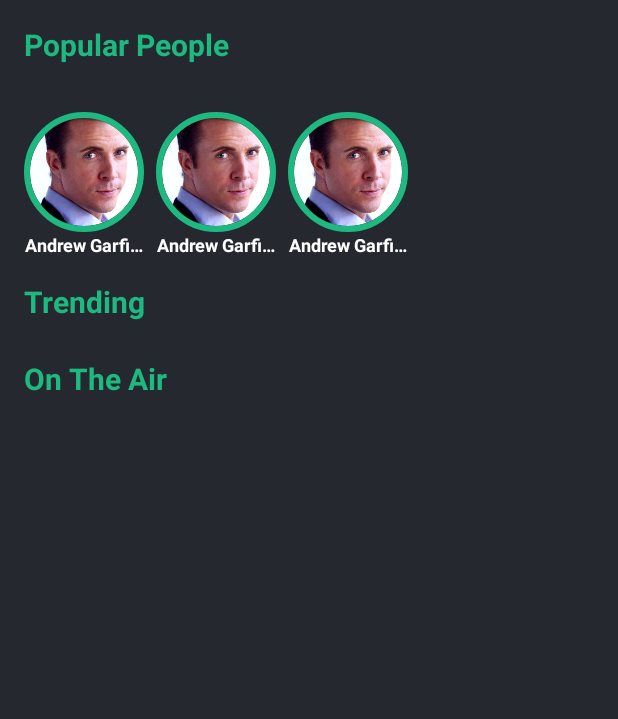
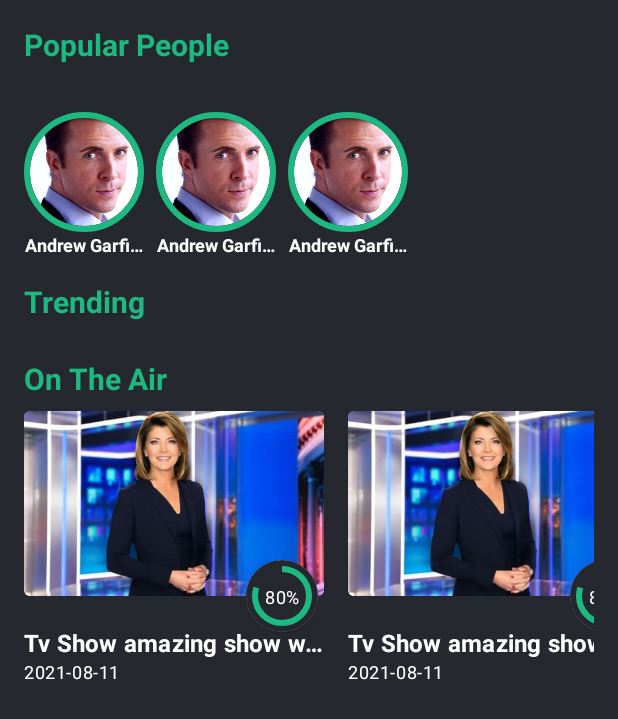
Before and after one commit to aliAsgarZainalAbidin/movie-xml, an Android app: the layout fragment_overview.xml on its own in the app's theme, with its tools: preview values and no code run, on a phone screen of 412 x 824 dp. Shown: the top 719 px of the screen. Run offline under Robolectric (Android 15) with nearby library versions, the phone set to English and light mode, and no system bars.

Commit message:
Log Changes : 1. penyesuaian layout fragment_overview.xml, item_popular.xml 2. layouting item_landscape.xml

```diff
--- a/app/src/main/res/layout/fragment_overview.xml
+++ b/app/src/main/res/layout/fragment_overview.xml
@@ -71,6 +71,10 @@
             app:layout_constraintTop_toBottomOf="@id/rv_overview_trending" />
 
         <androidx.recyclerview.widget.RecyclerView
+            android:orientation="horizontal"
+
+            tools:listitem="@layout/item_landscape"
+            app:layoutManager="androidx.recyclerview.widget.LinearLayoutManager"
             android:id="@+id/rv_overview_ontheair"
             android:layout_width="match_parent"
             android:layout_height="wrap_content"
--- /dev/null
+++ b/app/src/main/res/layout/item_landscape.xml
@@ -0,0 +1,88 @@
+<?xml version="1.0" encoding="utf-8"?>
+<androidx.constraintlayout.widget.ConstraintLayout xmlns:android="http://schemas.android.com/apk/res/android"
+    xmlns:app="http://schemas.android.com/apk/res-auto"
+    xmlns:tools="http://schemas.android.com/tools"
+    android:layout_width="wrap_content"
+    android:layout_height="wrap_content"
+    android:layout_marginEnd="16dp"
+    android:background="@color/dark_blue_900">
+
+    <com.google.android.material.card.MaterialCardView
+        android:id="@+id/mcv_il_image"
+        android:layout_width="200dp"
+        android:layout_height="123dp"
+        app:cardCornerRadius="4dp"
+        app:layout_constraintEnd_toEndOf="parent"
+        app:layout_constraintStart_toStartOf="parent"
+        app:layout_constraintTop_toTopOf="parent">
+
+        <ImageView
+            android:id="@+id/iv_il_image"
+            android:layout_width="match_parent"
+            android:layout_height="match_parent"
+            android:scaleType="centerCrop"
+            android:src="@drawable/landscape" />
+
+    </com.google.android.material.card.MaterialCardView>
+
+    <com.google.android.material.textview.MaterialTextView
+        android:id="@+id/mtv_il_title"
+        style="@style/TextAppearance.MaterialComponents.Subtitle1"
+        android:layout_width="0dp"
+        android:layout_height="wrap_content"
+        android:layout_marginTop="20dp"
+        android:ellipsize="end"
+        android:maxLines="1"
+        android:textColor="@color/white"
+        android:textStyle="bold"
+        app:layout_constraintEnd_toEndOf="@id/mcv_il_image"
+        app:layout_constraintStart_toStartOf="@id/mcv_il_image"
+        app:layout_constraintTop_toBottomOf="@id/mcv_il_image"
+        tools:text="Tv Show amazing show wonderful" />
+
+    <com.google.android.material.textview.MaterialTextView
+        style="@style/TextAppearance.MaterialComponents.Caption"
+        android:layout_width="0dp"
+        android:layout_height="wrap_content"
+        android:ellipsize="end"
+        android:maxLines="1"
+        android:textColor="@color/white"
+        app:layout_constraintEnd_toEndOf="@id/mcv_il_image"
+        app:layout_constraintStart_toStartOf="@id/mcv_il_image"
+        app:layout_constraintTop_toBottomOf="@id/mtv_il_title"
+        tools:text="2021-08-11" />
+
+    <com.google.android.material.card.MaterialCardView
+        android:id="@+id/mcv_il_progress"
+        android:layout_width="wrap_content"
+        android:layout_height="wrap_content"
+        android:layout_marginEnd="4dp"
+        app:cardCornerRadius="40dp"
+        app:layout_constraintBottom_toBottomOf="@id/mcv_il_image"
+        app:layout_constraintEnd_toEndOf="@id/mcv_il_image"
+        app:layout_constraintTop_toBottomOf="@id/mcv_il_image">
+
+        <com.google.android.material.progressindicator.CircularProgressIndicator
+            android:id="@+id/cpi_il_indicator"
+            android:layout_width="wrap_content"
+            android:layout_height="wrap_content"
+            android:background="@color/dark_blue_900"
+            android:elevation="1dp"
+            android:progress="80"
+            app:indicatorColor="@color/green_500" />
+
+    </com.google.android.material.card.MaterialCardView>
+
+    <com.google.android.material.textview.MaterialTextView
+        style="@style/TextAppearance.MaterialComponents.Caption"
+        android:layout_width="wrap_content"
+        android:layout_height="wrap_content"
+        android:elevation="2dp"
+        android:text="80%"
+        android:textColor="@color/white"
+        app:layout_constraintBottom_toBottomOf="@id/mcv_il_progress"
+        app:layout_constraintEnd_toEndOf="@id/mcv_il_progress"
+        app:layout_constraintStart_toStartOf="@id/mcv_il_progress"
+        app:layout_constraintTop_toTopOf="@id/mcv_il_progress" />
+
+</androidx.constraintlayout.widget.ConstraintLayout>
--- a/app/src/main/res/layout/item_popular.xml
+++ b/app/src/main/res/layout/item_popular.xml
@@ -18,6 +18,7 @@
 
     <com.google.android.material.textview.MaterialTextView
         tools:text="Andrew Garfield"
+        android:id="@+id/mtv_ip_name"
         android:textStyle="bold"
         android:textAlignment="center"
         android:maxLines="1"
```
